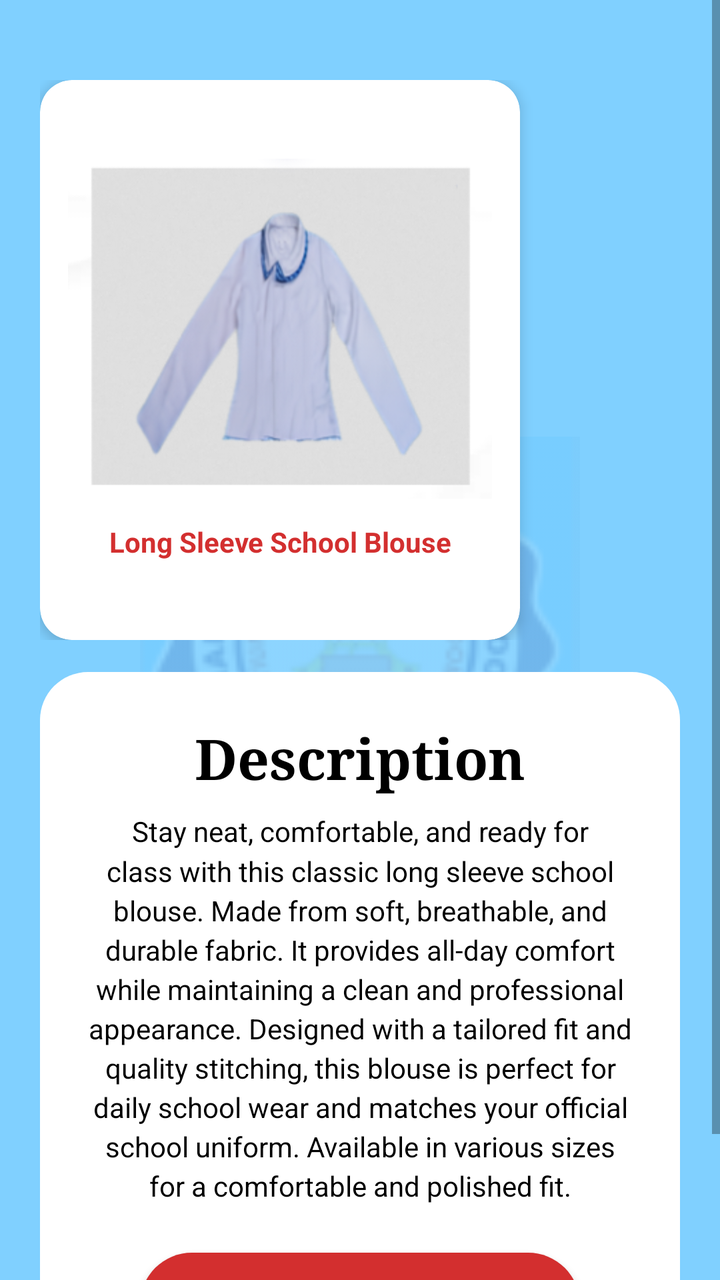
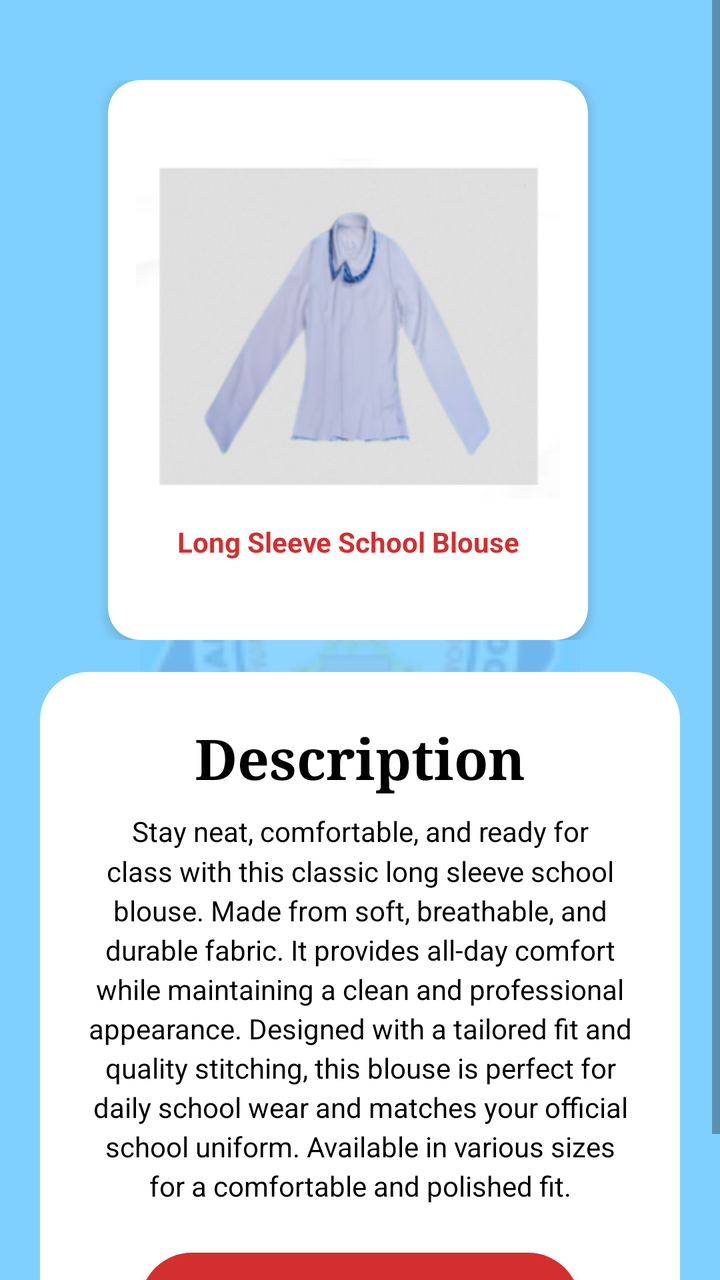

Two renders of the same Android screen: before a commit and after it. Below are the layout's source before the change and the commit's diff.
<!-- AndroidManifest.xml: application theme Theme.MyApplication -->
<!-- res/layout/activity_place_order.xml -->
<?xml version="1.0" encoding="utf-8"?>
<FrameLayout xmlns:android="http://schemas.android.com/apk/res/android"
    xmlns:app="http://schemas.android.com/apk/res-auto"
    xmlns:tools="http://schemas.android.com/tools"
    android:id="@+id/main"
    android:layout_width="match_parent"
    android:layout_height="match_parent"
    android:background="@drawable/placeorder_background"
    tools:context=".PlaceOrder">

    
    <ImageView
        android:id="@+id/bg_logo"
        android:layout_width="220dp"
        android:layout_height="220dp"
        android:layout_gravity="center"
        android:alpha="0.25"
        android:contentDescription="@null"
        android:scaleType="fitCenter"
        android:src="@drawable/img_1" />

    
    <ScrollView
        android:layout_width="match_parent"
        android:layout_height="match_parent"
        android:fillViewport="true">

        <LinearLayout
            android:layout_width="match_parent"
            android:layout_height="wrap_content"
            android:gravity="center_horizontal"
            android:orientation="vertical"
            android:padding="20dp">

            
            <HorizontalScrollView
                android:layout_width="match_parent"
                android:layout_height="280dp"
                android:layout_marginTop="20dp"
                android:layout_marginBottom="16dp"
                android:scrollbars="none">

                <LinearLayout
                    android:id="@+id/slider_products"
                    android:layout_width="wrap_content"
                    android:layout_height="match_parent"
                    android:gravity="center_vertical"
                    android:orientation="horizontal">

                    
                    <com.google.android.material.card.MaterialCardView
                        android:layout_width="240dp"
                        android:layout_height="match_parent"
                        android:layout_marginEnd="12dp"
                        app:cardBackgroundColor="#FFFFFF"
                        app:cardCornerRadius="16dp"
                        app:cardElevation="4dp"
                        app:strokeWidth="0dp">

                        <LinearLayout
                            android:layout_width="match_parent"
                            android:layout_height="match_parent"
                            android:gravity="center"
                            android:orientation="vertical"
                            android:padding="12dp">

                            <ImageView
                                android:id="@+id/product_image"
                                android:layout_width="match_parent"
                                android:layout_height="170dp"
                                android:contentDescription="@string/product_blouse_desc_cd"
                                android:scaleType="fitCenter"
                                android:src="@drawable/img" />

                            <TextView
                                android:id="@+id/txt_product_title"
                                android:layout_width="wrap_content"
                                android:layout_height="wrap_content"
                                android:layout_marginTop="12dp"
                                android:gravity="center"
                                android:text="@string/product_blouse_title"
                                android:textColor="#D32F2F"
                                android:textSize="14sp"
                                android:textStyle="bold" />
                        </LinearLayout>
                    </com.google.android.material.card.MaterialCardView>

                </LinearLayout>
            </HorizontalScrollView>

            
            <LinearLayout
                android:layout_width="match_parent"
                android:layout_height="wrap_content"
                android:background="@drawable/bg_description_panel"
                android:gravity="center_horizontal"
                android:orientation="vertical"
                android:padding="24dp">

                
                <TextView
                    android:id="@+id/txt_description_title"
                    android:layout_width="wrap_content"
                    android:layout_height="wrap_content"
                    android:layout_marginBottom="8dp"
                    android:fontFamily="serif"
                    android:text="@string/description_title"
                    android:textColor="#000000"
                    android:textSize="28sp"
                    android:textStyle="bold" />

                
                <TextView
                    android:id="@+id/txt_body_description"
                    android:layout_width="match_parent"
                    android:layout_height="wrap_content"
                    android:layout_marginBottom="24dp"
                    android:gravity="center"
                    android:lineSpacingMultiplier="1.2"
                    android:text="@string/product_blouse_description"
                    android:textColor="#000000"
                    android:textSize="14sp" />

                
                <androidx.appcompat.widget.AppCompatButton
                    android:id="@+id/btn_place_order"
                    android:layout_width="220dp"
                    android:layout_height="52dp"
                    android:background="@drawable/bg_order_button"
                    android:gravity="center"
                    android:text="@string/place_order"
                    android:textAllCaps="true"
                    android:textColor="#FFFFFF"
                    android:textSize="16sp"
                    android:textStyle="bold" />

            </LinearLayout>
        </LinearLayout>
    </ScrollView>
</FrameLayout>
<!-- resources referenced by this layout -->
<resources>
  <!-- drawable bg_description_panel (drawable) -->
  <?xml version="1.0" encoding="utf-8"?>
  <shape xmlns:android="http://schemas.android.com/apk/res/android"
      android:shape="rectangle">
      <solid android:color="#FFFFFF" />
      <corners android:radius="24dp" />
  </shape>
  <!-- drawable bg_order_button (drawable) -->
  <?xml version="1.0" encoding="utf-8"?>
  <shape xmlns:android="http://schemas.android.com/apk/res/android"
      android:shape="rectangle">
      <solid android:color="#D32F2F" />
      <corners android:radius="26dp" />
  </shape>
  <!-- drawable img: png bitmap (drawable, 65577 bytes) -->
  <!-- drawable img_1: png bitmap (drawable, 13108 bytes) -->
  <!-- drawable placeorder_background (drawable) -->
  <?xml version="1.0" encoding="utf-8"?>
  <shape xmlns:android="http://schemas.android.com/apk/res/android"
      android:shape="rectangle">
      <solid android:color="#80D0FF" />
  </shape>
  <string name="description_title">Description</string>
  <string name="place_order">PLACE ORDER</string>
  <string name="product_blouse_desc_cd">Long Sleeve School Blouse Image</string>
  <string name="product_blouse_description">Stay neat, comfortable, and ready for class with this classic long sleeve school blouse. Made from soft, breathable, and durable fabric. It provides all-day comfort while maintaining a clean and professional appearance. Designed with a tailored fit and quality stitching, this blouse is perfect for daily school wear and matches your official school uniform. Available in various sizes for a comfortable and polished fit.</string>
  <string name="product_blouse_title">Long Sleeve School Blouse</string>
  <style name="Theme.MyApplication" parent="Theme.MaterialComponents.Light.NoActionBar">
          
          <item name="colorPrimary">@color/purple_500</item>
          <item name="colorPrimaryVariant">@color/purple_700</item>
          <item name="colorOnPrimary">@color/white</item>
          
          <item name="colorSecondary">@color/teal_200</item>
          <item name="colorSecondaryVariant">@color/teal_700</item>
          <item name="colorOnSecondary">@color/black</item>
          <item name="android:windowBackground">#80D0FF</item>
      </style>
  <color name="purple_500">#FF6200EE</color>
  <color name="purple_700">#FF3700B3</color>
  <color name="white">#FFFFFFFF</color>
  <color name="teal_200">#FF03DAC5</color>
  <color name="teal_700">#FF018786</color>
  <color name="black">#FF000000</color>
</resources>

<!-- the commit's change to res/layout/activity_place_order.xml (unified diff, before → after) -->
@@ -38,13 +38,14 @@
                 android:layout_height="280dp"
                 android:layout_marginTop="20dp"
                 android:layout_marginBottom="16dp"
+                android:fillViewport="true"
                 android:scrollbars="none">
 
                 <LinearLayout
                     android:id="@+id/slider_products"
-                    android:layout_width="wrap_content"
+                    android:layout_width="match_parent"
                     android:layout_height="match_parent"
-                    android:gravity="center_vertical"
+                    android:gravity="center"
                     android:orientation="horizontal">
 
                     
